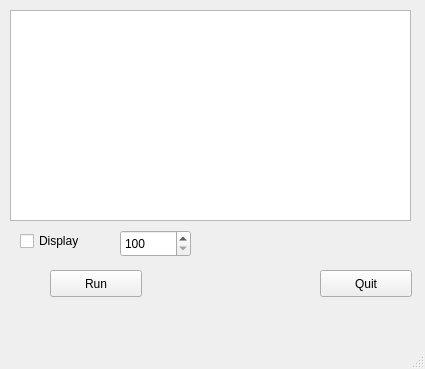
This is smoothingGui.ui in juliettepera/distance as Qt 5 draws it before an edit. The edited form follows.
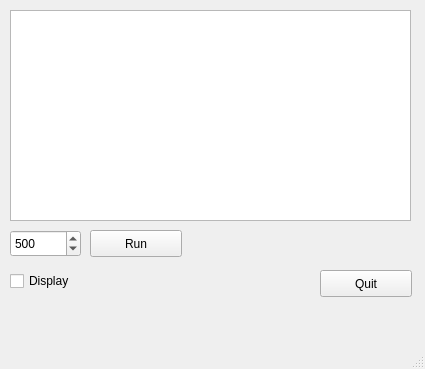
This is the edited form.

Commit message: ENH: smoothing is better, can change the type of display (  points , wireframe , surface )

What changed in the file:
```diff
--- a/smoothingGui.ui
+++ b/smoothingGui.ui
@@ -17,8 +17,8 @@
    <widget class="QPushButton" name="pushButtonRun">
     <property name="geometry">
      <rect>
-      <x>50</x>
-      <y>270</y>
+      <x>90</x>
+      <y>230</y>
       <width>92</width>
       <height>27</height>
      </rect>
@@ -53,23 +53,10 @@
      <enum>QAbstractItemView::SingleSelection</enum>
     </property>
    </widget>
-   <widget class="QCheckBox" name="checkBoxState">
-    <property name="geometry">
-     <rect>
-      <x>20</x>
-      <y>230</y>
-      <width>93</width>
-      <height>22</height>
-     </rect>
-    </property>
-    <property name="text">
-     <string>Display</string>
-    </property>
-   </widget>
    <widget class="QSpinBox" name="spinBoxIteration">
     <property name="geometry">
      <rect>
-      <x>120</x>
+      <x>10</x>
       <y>230</y>
       <width>71</width>
       <height>27</height>
@@ -80,6 +67,22 @@
     </property>
     <property name="maximum">
      <number>1000</number>
+    </property>
+    <property name="value">
+     <number>500</number>
+    </property>
+   </widget>
+   <widget class="QCheckBox" name="checkBoxDisplay">
+    <property name="geometry">
+     <rect>
+      <x>10</x>
+      <y>270</y>
+      <width>93</width>
+      <height>22</height>
+     </rect>
+    </property>
+    <property name="text">
+     <string>Display</string>
     </property>
    </widget>
   </widget>
```
The commit also changes 8 other files.
